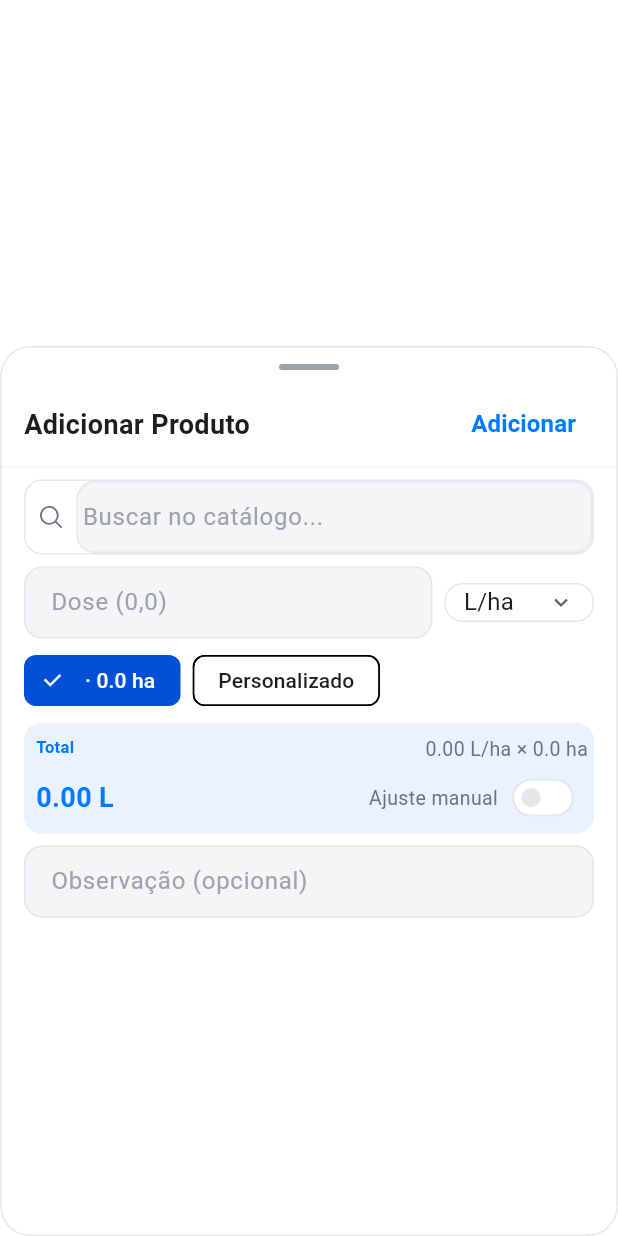
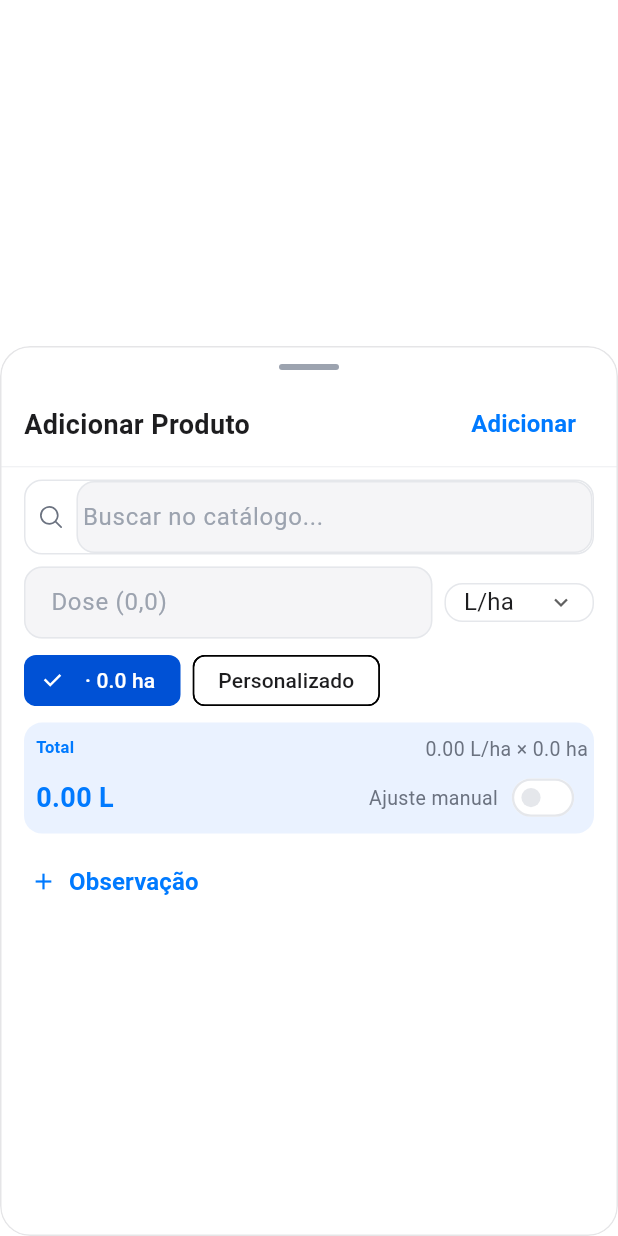
Before and after one commit to AfonsoRaudinei/Mapamental-agro, a Flutter app: the ProdutoPanel screen opened directly with empty values, on a phone screen of 412 x 824 dp. Run offline on Flutter 3.47's test engine with Material 3 defaults, Android fonts, the phone set to English and light mode, and no system bars; our stand-ins replace cached_network_image, drift, drift_flutter, flutter_riverpod, freezed_annotation, go_router and 9 more; missing offline and left inert: excel; accounts and stored records are empty; generated files the repository leaves out were written again.

Commit message:
Oculta observação atrás de link '+ Observação'
Co-Authored-By: Claude Sonnet 5.5 <noreply@anthropic.com>
Claude-Session: https://claude.ai/code/session_01BUtroZd58WJVxytLstcfm1

```diff
--- a/agrimind/lib/features/plans/presentation/widgets/produto_panel.dart
+++ b/agrimind/lib/features/plans/presentation/widgets/produto_panel.dart
@@ -95,6 +95,7 @@ class _ProdutoPanelState extends ConsumerState<ProdutoPanel> {
   List<String> _talhoesExcluidos = const [];
   bool _areaPersonalizada = false;
   bool _overrideAtivo = false;
+  bool _obsVisivel = false;
   String _categoriaSelecionada = 'Geral';
 
   bool get _isEdit => widget.produtoInicial != null;
@@ -116,6 +117,7 @@ class _ProdutoPanelState extends ConsumerState<ProdutoPanel> {
       }
       _motivoCtrl.text = p.overrideMotivo ?? '';
       _obsCtrl.text = p.observacao ?? '';
+      _obsVisivel = _obsCtrl.text.isNotEmpty;
     } else {
       _unidade = _unidades.first;
       _areaHa = widget.areaHaFazenda;
@@ -327,12 +329,28 @@ class _ProdutoPanelState extends ConsumerState<ProdutoPanel> {
 
                     const SizedBox(height: AppSpacing.sm),
 
-                    // Observação (cresce conforme o texto)
+                    // Observação (oculta até o toque)
+                    if (_obsVisivel)
                       _PanelTextField(
                         controller: _obsCtrl,
                         hint: 'Observação (opcional)',
                         minLines: 1,
                         maxLines: 3,
+                        autofocus: _obsCtrl.text.isEmpty,
+                      )
+                    else
+                      Align(
+                        alignment: Alignment.centerLeft,
+                        child: TextButton.icon(
+                          onPressed: () => setState(() => _obsVisivel = true),
+                          icon: const Icon(Icons.add, size: 18),
+                          label: const Text('Observação'),
+                          style: TextButton.styleFrom(
+                            foregroundColor: AppColors.primary,
+                            minimumSize: const Size(0, 32),
+                            padding: const EdgeInsets.symmetric(horizontal: 4),
+                          ),
+                        ),
                       ),
                   ]),
                 ),
@@ -394,6 +412,7 @@ class _PanelTextField extends StatelessWidget {
     this.validator,
     this.minLines,
     this.maxLines = 1,
+    this.autofocus = false,
   });
 
   final TextEditingController controller;
@@ -402,6 +421,7 @@ class _PanelTextField extends StatelessWidget {
   final List<TextInputFormatter>? inputFormatters;
   final String? Function(String?)? validator;
   final int? minLines;
+  final bool autofocus;
   final int maxLines;
 
   @override
@@ -411,6 +431,7 @@ class _PanelTextField extends StatelessWidget {
       keyboardType: keyboardType,
       inputFormatters: inputFormatters,
       validator: validator,
+      autofocus: autofocus,
       minLines: minLines,
       maxLines: maxLines,
       decoration: InputDecoration(
```
Lines whose indentation alone changed are shown as unchanged.
